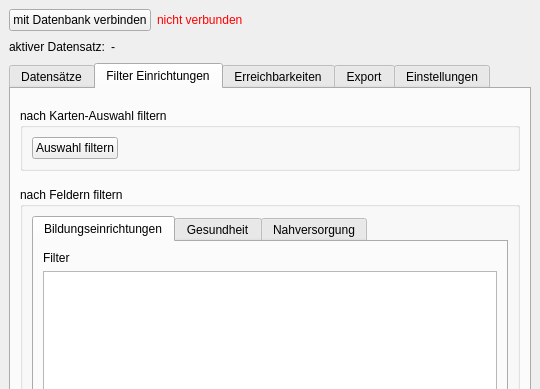
ChrFr/qgis-OTP, file shkplugin/shk_plugin_dialog_base.ui: the form before one commit; both pictures show x 0 to 540 and y 0 to 389 of the 540 by 662 pixel window.
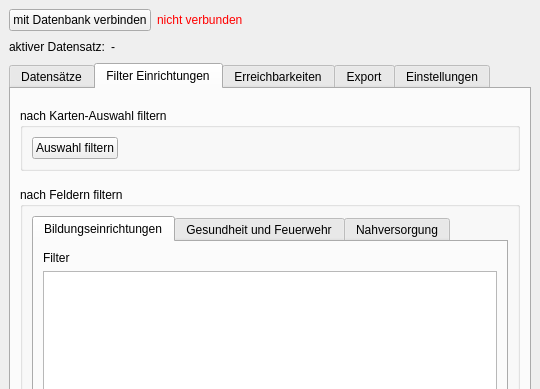
The form after the commit. The open tabs and pages were chosen to show the change.

Commit message: Update: integrated Feuerwehr into Gesundheit, additional filter-columns; Fixed: Umlaute in filter-columns

```diff
--- a/shkplugin/shk_plugin_dialog_base.ui
+++ b/shkplugin/shk_plugin_dialog_base.ui
@@ -409,7 +409,7 @@
              </widget>
              <widget class="QWidget" name="medicine_tab">
               <attribute name="title">
-               <string>Gesundheit</string>
+               <string>Gesundheit und Feuerwehr</string>
               </attribute>
               <layout class="QGridLayout" name="gridLayout_2">
                <item row="1" column="0">
```
The commit also changes 4 other files.
